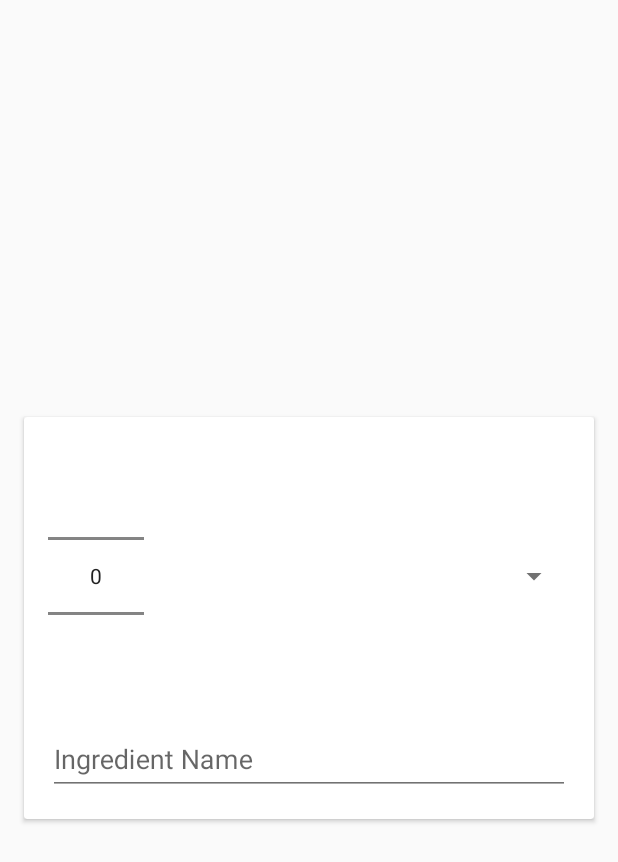
After one commit to icaboalo/plan_to_eat, an Android app: the layout dialog_add_ingredient.xml on its own in the app's theme, with its tools: preview values and no code run, on a phone screen of 412 x 824 dp. The commit adds this screen. Shown: the top 862 px of the screen. Run offline under Robolectric (Android 15) with nearby library versions, the phone set to English and light mode, and no system bars.

Commit message:
added dialog

```diff
--- a/app/src/main/java/com/icaboalo/plantoeat/ui/adapter/StepsRecyclerAdapter.java
+++ b/app/src/main/java/com/icaboalo/plantoeat/ui/adapter/StepsRecyclerAdapter.java
@@ -62,7 +62,7 @@ public class StepsRecyclerAdapter extends RecyclerView.Adapter<StepsRecyclerAdap
         }
 
         public void setStepNumber(int stepNumber) {
-            mStepNumber.setText(stepNumber);
+            mStepNumber.setText(stepNumber + "");
         }
     }
 }
--- /dev/null
+++ b/app/src/main/res/layout/dialog_add_ingredient.xml
@@ -0,0 +1,42 @@
+<?xml version="1.0" encoding="utf-8"?>
+<android.support.v7.widget.CardView
+    xmlns:android="http://schemas.android.com/apk/res/android"
+    android:layout_margin="16dp"
+    android:layout_width="match_parent"
+    android:layout_height="wrap_content"
+    android:layout_gravity="center"
+    android:orientation="vertical">
+
+    <LinearLayout
+        android:padding="16dp"
+        android:orientation="vertical"
+        android:layout_width="match_parent"
+        android:layout_height="wrap_content">
+        <FrameLayout
+            android:layout_width="match_parent"
+            android:layout_height="wrap_content">
+
+            <NumberPicker
+                android:layout_width="wrap_content"
+                android:layout_height="wrap_content"
+                android:layout_gravity="left|center_vertical"/>
+
+            <Spinner
+                android:layout_width="246dp"
+                android:layout_height="wrap_content"
+                android:layout_gravity="right|center_vertical"/>
+        </FrameLayout>
+
+
+
+        <android.support.design.widget.TextInputLayout
+            android:layout_width="match_parent"
+            android:layout_height="wrap_content">
+            <EditText
+                android:hint="@string/ingredient_input_hint"
+                android:layout_width="match_parent"
+                android:layout_height="wrap_content"/>
+        </android.support.design.widget.TextInputLayout>
+    </LinearLayout>
+
+</android.support.v7.widget.CardView>
--- a/app/src/main/res/values/strings.xml
+++ b/app/src/main/res/values/strings.xml
@@ -14,6 +14,7 @@
     <!--edit text-->
     <string name="recipe_name_input_hint">Recipe name</string>
     <string name="servings">Servings:</string>
+    <string name="ingredient_input_hint">Ingredient Name</string>
 
     <!--spinners-->
     <string-array name="categories_array">
```
Also changed, not shown: app/src/main/java/com/icaboalo/plantoeat/ui/activity/AddRecipeActivity.java (+9 -0 lines), app/src/main/java/com/icaboalo/plantoeat/ui/fragment/AddIngredientsDialog.java (added, +36 -0 lines).
